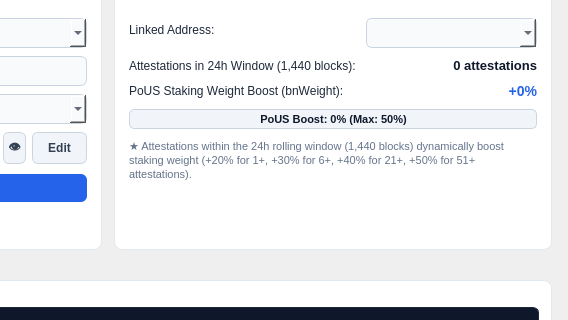
First picture: the form in src/qt/forms/aiworkerpage.ui, repository quavence/quavence-node, before the edit; both pictures show x 352 to 920 and y 112 to 432 of the 920 by 640 pixel window.
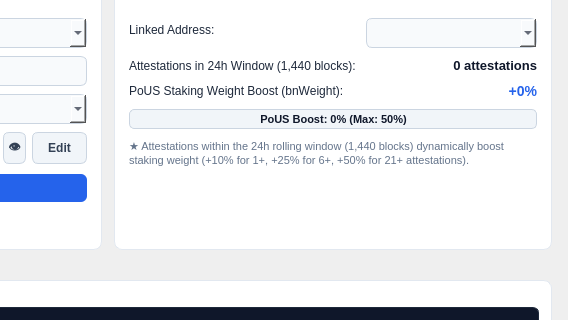
Second picture: the form after the edit.

Commit message: fix(qt): update PoUS boost tier label in ui file

The edit to the form file:
```diff
--- a/src/qt/forms/aiworkerpage.ui
+++ b/src/qt/forms/aiworkerpage.ui
@@ -516,7 +516,7 @@
            <string notr="true">color: #64748b; font-size: 11px; line-height: 1.4;</string>
           </property>
           <property name="text">
-           <string>★ Attestations within the 24h rolling window (1,440 blocks) dynamically boost staking weight (+20% for 1+, +30% for 6+, +40% for 21+, +50% for 51+ attestations).</string>
+           <string>★ Attestations within the 24h rolling window (1,440 blocks) dynamically boost staking weight (+10% for 1+, +25% for 6+, +50% for 21+ attestations).</string>
           </property>
           <property name="wordWrap">
            <bool>true</bool>
```
